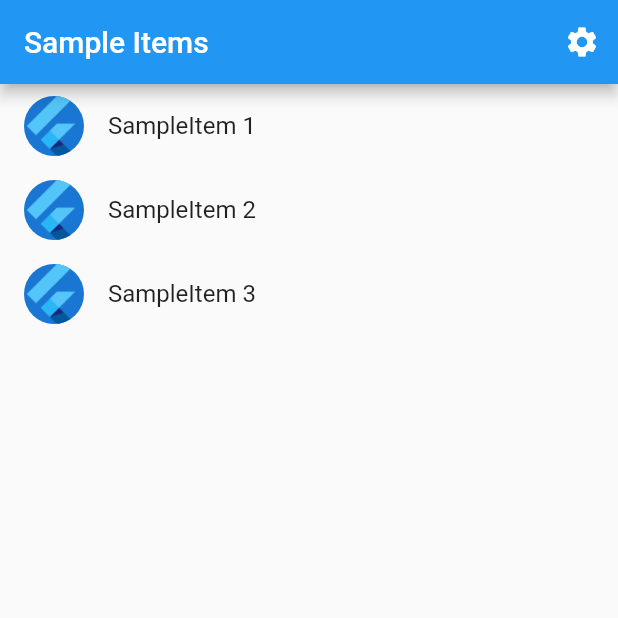
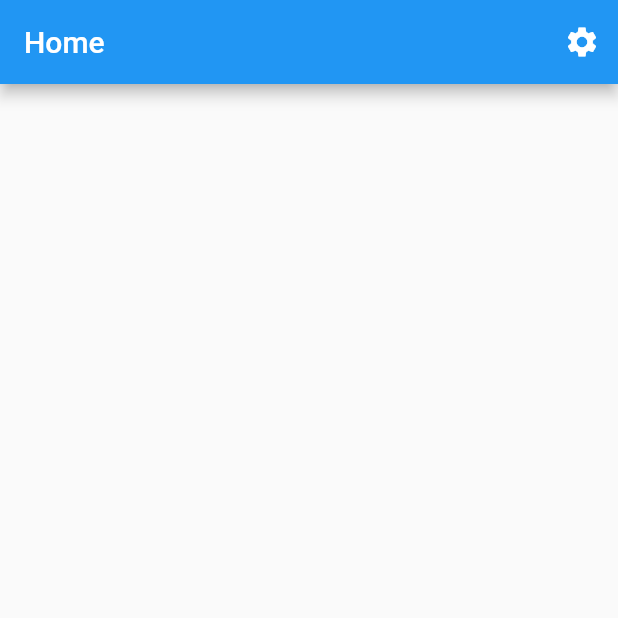
Before and after one commit to yami-beta/flutter-sandbox, a Flutter app: the screen it shows after launch, on a phone screen of 412 x 824 dp, the top half of it. Run offline on Flutter 3.47's test engine with Material 2 defaults, Android fonts, the phone set to English and light mode, and no system bars; generated files the repository leaves out were written again.

Commit message:
chore: 不要なコードの削除

```diff
--- /dev/null
+++ b/lib/src/home/home_view.dart
@@ -0,0 +1,32 @@
+import 'package:flutter/material.dart';
+
+import '../settings/settings_view.dart';
+
+/// Displays a list of SampleItems.
+class HomeView extends StatelessWidget {
+  const HomeView({
+    Key? key,
+  }) : super(key: key);
+
+  static const routeName = '/';
+
+  @override
+  Widget build(BuildContext context) {
+    return Scaffold(
+      appBar: AppBar(
+        title: const Text('Home'),
+        actions: [
+          IconButton(
+            icon: const Icon(Icons.settings),
+            onPressed: () {
+              // Navigate to the settings page. If the user leaves and returns
+              // to the app after it has been killed while running in the
+              // background, the navigation stack is restored.
+              Navigator.restorablePushNamed(context, SettingsView.routeName);
+            },
+          ),
+        ],
+      ),
+    );
+  }
+}
--- a/lib/src/sample_feature/sample_item.dart
+++ /dev/null
@@ -1,6 +0,0 @@
-/// A placeholder class that represents an entity or model.
-class SampleItem {
-  const SampleItem(this.id);
-
-  final int id;
-}
--- a/lib/src/sample_feature/sample_item_list_view.dart
+++ /dev/null
@@ -1,71 +0,0 @@
-import 'package:flutter/material.dart';
-
-import '../settings/settings_view.dart';
-import 'sample_item.dart';
-import 'sample_item_details_view.dart';
-
-/// Displays a list of SampleItems.
-class SampleItemListView extends StatelessWidget {
-  const SampleItemListView({
-    Key? key,
-    this.items = const [SampleItem(1), SampleItem(2), SampleItem(3)],
-  }) : super(key: key);
-
-  static const routeName = '/';
-
-  final List<SampleItem> items;
-
-  @override
-  Widget build(BuildContext context) {
-    return Scaffold(
-      appBar: AppBar(
-        title: const Text('Sample Items'),
-        actions: [
-          IconButton(
-            icon: const Icon(Icons.settings),
-            onPressed: () {
-              // Navigate to the settings page. If the user leaves and returns
-              // to the app after it has been killed while running in the
-              // background, the navigation stack is restored.
-              Navigator.restorablePushNamed(context, SettingsView.routeName);
-            },
-          ),
-        ],
-      ),
-
-      // To work with lists that may contain a large number of items, it’s best
-      // to use the ListView.builder constructor.
-      //
-      // In contrast to the default ListView constructor, which requires
-      // building all Widgets up front, the ListView.builder constructor lazily
-      // builds Widgets as they’re scrolled into view.
-      body: ListView.builder(
-        // Providing a restorationId allows the ListView to restore the
-        // scroll position when a user leaves and returns to the app after it
-        // has been killed while running in the background.
-        restorationId: 'sampleItemListView',
-        itemCount: items.length,
-        itemBuilder: (BuildContext context, int index) {
-          final item = items[index];
-
-          return ListTile(
-            title: Text('SampleItem ${item.id}'),
-            leading: const CircleAvatar(
-              // Display the Flutter Logo image asset.
-              foregroundImage: AssetImage('assets/images/flutter_logo.png'),
-            ),
-            onTap: () {
-              // Navigate to the details page. If the user leaves and returns to
-              // the app after it has been killed while running in the
-              // background, the navigation stack is restored.
-              Navigator.restorablePushNamed(
-                context,
-                SampleItemDetailsView.routeName,
-              );
-            }
-          );
-        },
-      ),
-    );
-  }
-}
--- a/lib/src/settings/settings_controller.dart
+++ b/lib/src/settings/settings_controller.dart
@@ -1,4 +1,3 @@
-import 'package:flutter/cupertino.dart';
 import 'package:flutter/material.dart';
 
 import 'settings_service.dart';
```
Also changed, not shown: analysis_options.yaml (+6 -4 lines), lib/src/app.dart (+2 -6 lines), lib/src/sample_feature/sample_item_details_view.dart (deleted, +0 -20 lines), 2 other files.
